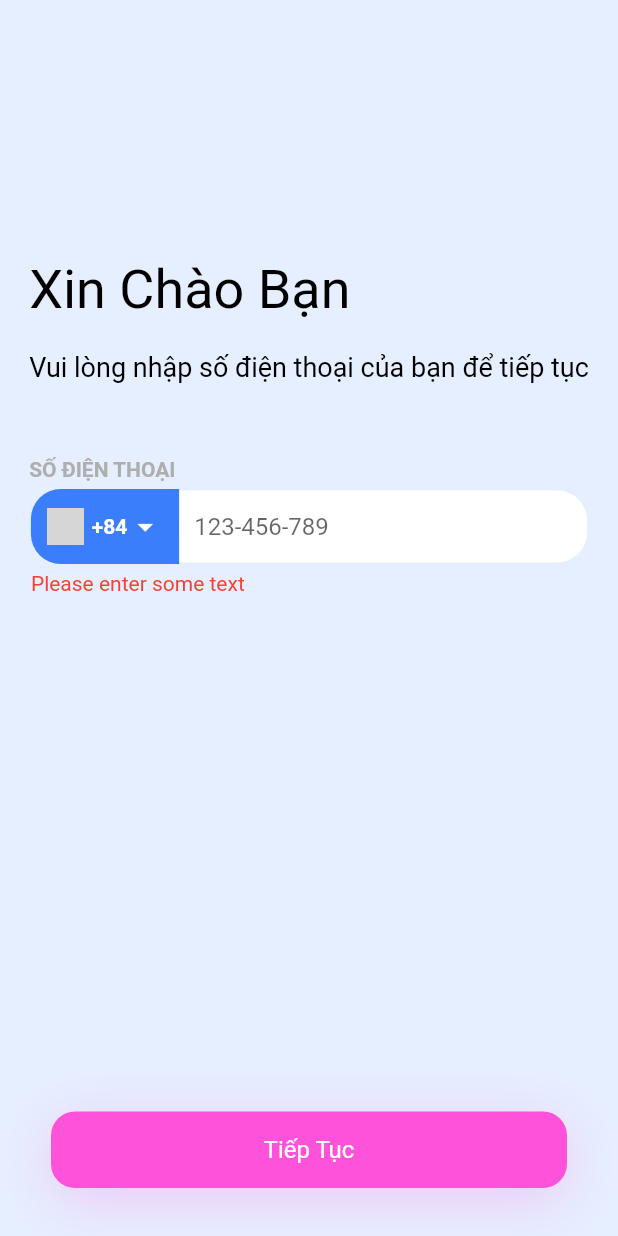
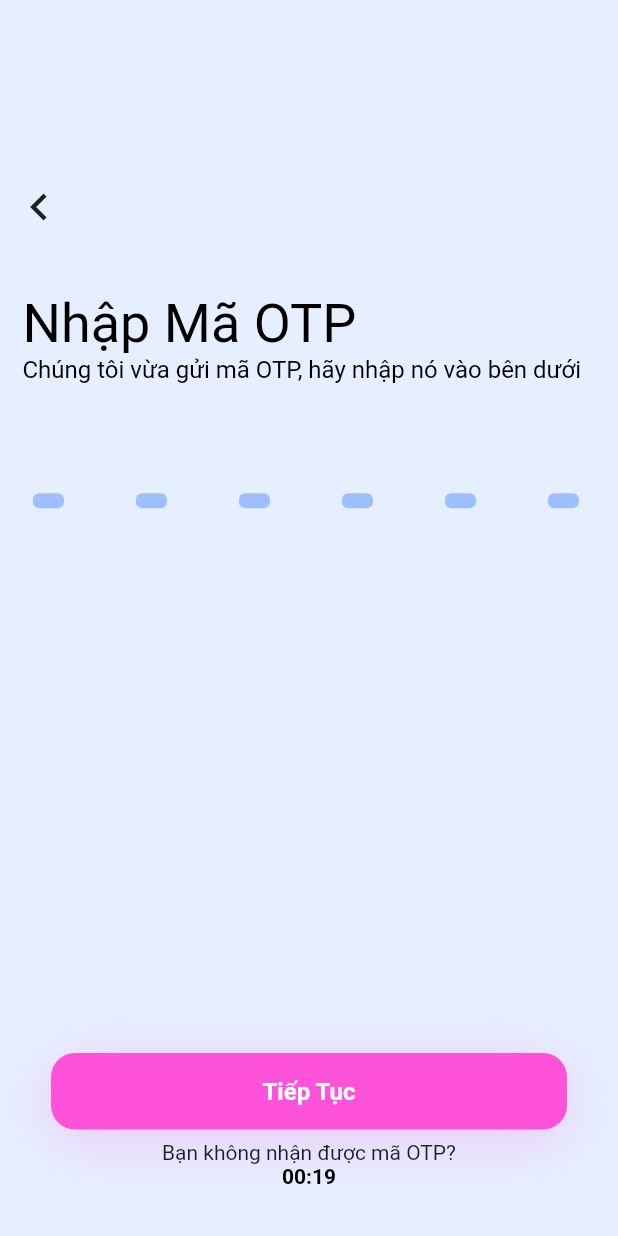
Before and after one commit to tankhang1/Flutter_App_User, a Flutter app: the screen it shows after launch, after a tap on "Tiếp Tục", on a phone screen of 412 x 824 dp. Run offline on Flutter 3.47's test engine with Material 2 defaults, Android fonts, the phone set to English and light mode, and no system bars; our stand-ins replace go_router; missing offline and left inert: dart:ffi; network calls fail; grey boxes are pictures that could not be loaded.

Commit message:
Sceen Profile and SignUpOTP

```diff
--- /dev/null
+++ b/lib/components/CountDown.dart
@@ -0,0 +1,45 @@
+import 'dart:async';
+
+import 'package:flutter/material.dart';
+
+class CountDown extends StatefulWidget {
+  const CountDown({super.key, required this.finishTimmer});
+  final void Function() finishTimmer;
+  @override
+  State<StatefulWidget> createState() {
+    return _CountDown();
+  }
+}
+
+class _CountDown extends State<CountDown> {
+  static const maxSeconds = 20;
+  int seconds = maxSeconds;
+  Timer? timer;
+  @override
+  void initState() {
+    super.initState();
+    timer = Timer.periodic(const Duration(seconds: 1), (timer) {
+      if (seconds == 0) {
+        timer.cancel();
+        widget.finishTimmer();
+      } else {
+        setState(() => seconds--);
+      }
+    });
+  }
+
+  @override
+  void dispose() {
+    super.dispose();
+    timer?.cancel();
+  }
+
+  @override
+  Widget build(BuildContext context) {
+    return Text(
+      '${seconds ~/ 60 < 10 ? '0${seconds ~/ 60}' : seconds ~/ 60}:${seconds % 60 < 10 ? '0${seconds % 60}' : seconds % 60}',
+      style: const TextStyle(
+          color: Colors.black, fontSize: 14, fontWeight: FontWeight.bold),
+    );
+  }
+}
--- /dev/null
+++ b/lib/components/OTPVerificationInput.dart
@@ -0,0 +1,59 @@
+import 'dart:ffi';
+
+import 'package:flutter/material.dart';
+import 'package:flutter/services.dart';
+
+class OTPVerificationInput extends StatelessWidget {
+  const OTPVerificationInput({super.key, required this.listOTP});
+  final Iterable<TextEditingController> listOTP;
+  @override
+  Widget build(BuildContext context) {
+    final widthScreen = MediaQuery.of(context).size.width;
+    return Row(
+      mainAxisAlignment: MainAxisAlignment.spaceAround,
+      mainAxisSize: MainAxisSize.min,
+      children: [
+        ...listOTP.map((e) => Expanded(
+              child: Container(
+                  alignment: Alignment.center,
+                  child: Stack(
+                    children: [
+                      Positioned(
+                        left: 22,
+                        top: 28,
+                        child: Container(
+                          width: widthScreen * 0.05,
+                          height: 10,
+                          decoration: BoxDecoration(
+                              color: const Color.fromRGBO(157, 191, 254, 1),
+                              borderRadius: BorderRadius.circular(4)),
+                        ),
+                      ),
+                      TextField(
+                          controller: e,
+                          onChanged: (value) {
+                            if (value.length == 1) {
+                              FocusScope.of(context).nextFocus();
+                            }
+                            if (value.isEmpty) {
+                              FocusScope.of(context).previousFocus();
+                            }
+                          },
+                          keyboardType: TextInputType.number,
+                          inputFormatters: [
+                            LengthLimitingTextInputFormatter(1),
+                            FilteringTextInputFormatter.digitsOnly
+                          ],
+                          textAlign: TextAlign.center,
+                          textAlignVertical: TextAlignVertical.center,
+                          decoration: const InputDecoration(
+                              border: InputBorder.none, hintText: ''),
+                          style: const TextStyle(
+                              fontSize: 36, color: Colors.black)),
+                    ],
+                  )),
+            ))
+      ],
+    );
+  }
+}
--- a/lib/components/TextButtonCustom.dart
+++ b/lib/components/TextButtonCustom.dart
@@ -1,22 +1,26 @@
 import 'package:flutter/material.dart';
+import 'package:go_router/go_router.dart';
 
 class TextButtonCustom extends StatelessWidget {
   const TextButtonCustom(
       {super.key,
       required this.width,
       required this.title,
-      required this.formState});
+      this.formState,
+      required this.actionLink});
   final double width;
   final String title;
-  final GlobalKey<FormState> formState;
+  final GlobalKey<FormState>? formState;
+  final String actionLink;
   @override
   Widget build(BuildContext context) {
     return InkWell(
       onTap: () {
-        debugPrint(formState.currentState?.validate().toString());
         // if (formState.currentState.validate()) {
         //   debugPrint('Bug');
         // }
+        debugPrint('go to OTP Screen');
+        context.go(actionLink);
       },
       child: Container(
         width: width,
@@ -34,7 +38,8 @@ class TextButtonCustom extends StatelessWidget {
             ]),
         child: Text(
           title,
-          style: const TextStyle(color: Colors.white, fontSize: 16),
+          style: const TextStyle(
+              color: Colors.white, fontSize: 16, fontWeight: FontWeight.w600),
         ),
       ),
     );
--- a/lib/main.dart
+++ b/lib/main.dart
@@ -1,21 +1,44 @@
 import 'package:flutter/material.dart';
+import 'package:flutter_app_user/widgets/PinCodeScreen.dart';
+import 'package:flutter_app_user/widgets/ProfileScreen.dart';
+import 'package:flutter_app_user/widgets/SignUpOTP.dart';
 import 'package:flutter_app_user/widgets/SignUpScreen.dart';
+import 'package:go_router/go_router.dart';
 
 void main() {
   runApp(const MainApp());
 }
+
+final _router = GoRouter(routes: <RouteBase>[
+  GoRoute(
+      path: '/',
+      builder: (context, state) => const SignUpScreen(),
+      routes: <RouteBase>[
+        GoRoute(
+            path: 'OTP',
+            builder: (context, state) => const SignUpOTP(),
+            routes: <RouteBase>[
+              GoRoute(
+                  path: 'Profile',
+                  builder: (context, state) => const ProfileScreen(),
+                  routes: <RouteBase>[
+                    GoRoute(
+                      path: 'PinCode',
+                      builder: (context, state) => const PinCodeScreen(),
+                    ),
+                  ])
+            ]),
+      ]),
+]);
 
 class MainApp extends StatelessWidget {
   const MainApp({super.key});
 
   @override
   Widget build(BuildContext context) {
-    return const MaterialApp(
+    return MaterialApp.router(
+      routerConfig: _router,
       debugShowCheckedModeBanner: false,
-      home: Scaffold(
-        backgroundColor: Color.fromRGBO(230, 239, 255, 1),
-        body: SignUpScreen(),
-      ),
     );
   }
 }
--- a/lib/util/globalStyle.dart
+++ b/lib/util/globalStyle.dart
@@ -3,3 +3,6 @@ import 'package:flutter/material.dart';
 ThemeData themeData = ThemeData().copyWith(
     textTheme: const TextTheme().copyWith(
         bodyText1: const TextStyle(color: Colors.black, fontSize: 16)));
+
+Color backgroundColor = const Color.fromRGBO(230, 239, 255, 1);
+Color blueColor = const Color.fromRGBO(58, 126, 252, 1);
--- /dev/null
+++ b/lib/widgets/SignUpOTP.dart
@@ -0,0 +1,130 @@
+import 'package:flutter/material.dart';
+import 'package:flutter_app_user/components/CountDown.dart';
+import 'package:flutter_app_user/components/OTPVerificationInput.dart';
+import 'package:flutter_app_user/components/TextButtonCustom.dart';
+import 'package:flutter_app_user/util/globalStyle.dart';
+import 'package:go_router/go_router.dart';
+
+class HeaderSignUpOTP extends StatelessWidget {
+  const HeaderSignUpOTP({super.key});
+
+  @override
+  Widget build(BuildContext context) {
+    return const Padding(
+      padding: EdgeInsets.all(15.0),
+      child: Column(
+        crossAxisAlignment: CrossAxisAlignment.start,
+        children: [
+          Text(
+            'Nhập Mã OTP',
+            style: TextStyle(
+              color: Colors.black,
+              fontSize: 36,
+            ),
+          ),
+          Text(
+            'Chúng tôi vừa gửi mã OTP, hãy nhập nó vào bên dưới',
+            style: TextStyle(color: Colors.black, fontSize: 16),
+          ),
+        ],
+      ),
+    );
+  }
+}
+
+class BottomSignUpOTP extends StatefulWidget {
+  const BottomSignUpOTP({super.key, required this.actionLink});
+  final String actionLink;
+  @override
+  State<BottomSignUpOTP> createState() => _BottomSignUpOTPState();
+}
+
+class _BottomSignUpOTPState extends State<BottomSignUpOTP> {
+  bool startTimmer = true;
+  void _finishTimmer() {
+    setState(() {
+      startTimmer = false;
+    });
+  }
+
+  void _startTimmer() {
+    setState(() {
+      startTimmer = true;
+    });
+  }
+
+  @override
+  Widget build(BuildContext context) {
+    return Center(
+      child: Column(
+        children: [
+          TextButtonCustom(
+              width: 344, title: 'Tiếp Tục', actionLink: widget.actionLink),
+          const SizedBox(
+            height: 7,
+          ),
+          const Text('Bạn không nhận được mã OTP?'),
+          startTimmer
+              ? CountDown(finishTimmer: _finishTimmer)
+              : TextButton(
+                  onPressed: _startTimmer,
+                  child: const Text(
+                    'Gửi lại mã OTP',
+                    style: TextStyle(
+                        color: Colors.black,
+                        fontSize: 14,
+                        fontWeight: FontWeight.bold,
+                        decoration: TextDecoration.underline),
+                  )),
+        ],
+      ),
+    );
+  }
+}
+
+final listOTP = [1, 2, 3, 4, 5, 6].map((e) => TextEditingController());
+
+class SignUpOTP extends StatelessWidget {
+  const SignUpOTP({super.key});
+
+  @override
+  Widget build(BuildContext context) {
+    return Scaffold(
+      backgroundColor: backgroundColor,
+      body: Center(
+        child: Column(
+          mainAxisSize: MainAxisSize.min,
+          crossAxisAlignment: CrossAxisAlignment.start,
+          children: [
+            const Spacer(),
+            IconButton(
+                onPressed: () {
+                  context.pop(true);
+                },
+                icon: const Icon(
+                  Icons.chevron_left,
+                  size: 36,
+                )),
+            const SizedBox(
+              height: 20,
+            ),
+            const HeaderSignUpOTP(),
+            const SizedBox(
+              height: 30,
+            ),
+            OTPVerificationInput(
+              listOTP: listOTP,
+            ),
+            const Spacer(
+              flex: 3,
+            ),
+            const BottomSignUpOTP(actionLink: '/OTP/Profile'),
+            const SizedBox(
+              height: 32,
+            )
+          ],
+        ),
+      ),
+    );
+  }
+}
--- a/lib/widgets/SignUpScreen.dart
+++ b/lib/widgets/SignUpScreen.dart
@@ -1,13 +1,16 @@
 import 'package:flutter/material.dart';
 import 'package:flutter_app_user/components/InputPhoneNumber.dart';
 import 'package:flutter_app_user/components/TextButtonCustom.dart';
+import 'package:flutter_app_user/util/globalStyle.dart';
 
 class HeaderSignUp extends StatelessWidget {
   const HeaderSignUp({super.key});
 
   @override
   Widget build(BuildContext context) {
-    return const Column(
+    return const Padding(
+      padding: EdgeInsets.all(10.0),
+      child: Column(
         crossAxisAlignment: CrossAxisAlignment.start,
         children: [
           Text(
@@ -22,7 +25,7 @@ class HeaderSignUp extends StatelessWidget {
           ),
           Text(
             'Vui lòng nhập số điện thoại của bạn để tiếp tục',
-          style: TextStyle(color: Colors.black, fontSize: 18),
+            style: TextStyle(color: Colors.black, fontSize: 16),
           ),
           SizedBox(
             height: 50,
@@ -36,6 +39,7 @@ class HeaderSignUp extends StatelessWidget {
             ),
           ),
         ],
+      ),
     );
   }
 }
@@ -50,7 +54,7 @@ class SignUpScreen extends StatefulWidget {
 class _SignUpScreenState extends State<SignUpScreen> {
   final _formKey = GlobalKey<FormState>();
   String _error = '';
-  void validatePhoneNumber(String error) {
+  void _validatePhoneNumber(String error) {
     setState(() {
       _error = error;
     });
@@ -58,7 +62,9 @@ class _SignUpScreenState extends State<SignUpScreen> {
 
   @override
   Widget build(BuildContext context) {
-    return Center(
+    return Scaffold(
+      backgroundColor: backgroundColor,
+      body: Center(
         child: Column(
           crossAxisAlignment: CrossAxisAlignment.center,
           mainAxisSize: MainAxisSize.min,
@@ -74,7 +80,7 @@ class _SignUpScreenState extends State<SignUpScreen> {
               children: [
                 InputPhoneNumber(
                   formState: _formKey,
-                validatePhoneNumber: validatePhoneNumber,
+                  validatePhoneNumber: _validatePhoneNumber,
                 ),
                 const SizedBox(
                   height: 5,
@@ -93,12 +99,13 @@ class _SignUpScreenState extends State<SignUpScreen> {
                 width: 344,
                 title: 'Tiếp Tục',
                 formState: _formKey,
-          ),
+                actionLink: '/OTP'),
             const SizedBox(
               height: 32,
             )
           ],
         ),
+      ),
     );
   }
 }
--- a/pubspec.yaml
+++ b/pubspec.yaml
@@ -9,6 +9,7 @@ environment:
 dependencies:
   flutter:
     sdk: flutter
+  go_router: ^10.0.0
 
 dev_dependencies:
   flutter_test:
```
Also changed, not shown: lib/components/ButtonOption.dart (added, +39 -0 lines), lib/components/TextInput.dart (added, +82 -0 lines), lib/models/OptionModal.dart (added, +8 -0 lines), lib/widgets/PinCodeScreen.dart (added, +12 -0 lines), lib/widgets/ProfileScreen.dart (added, +113 -0 lines), pubspec.lock. Lines whose indentation alone changed are shown as unchanged.
